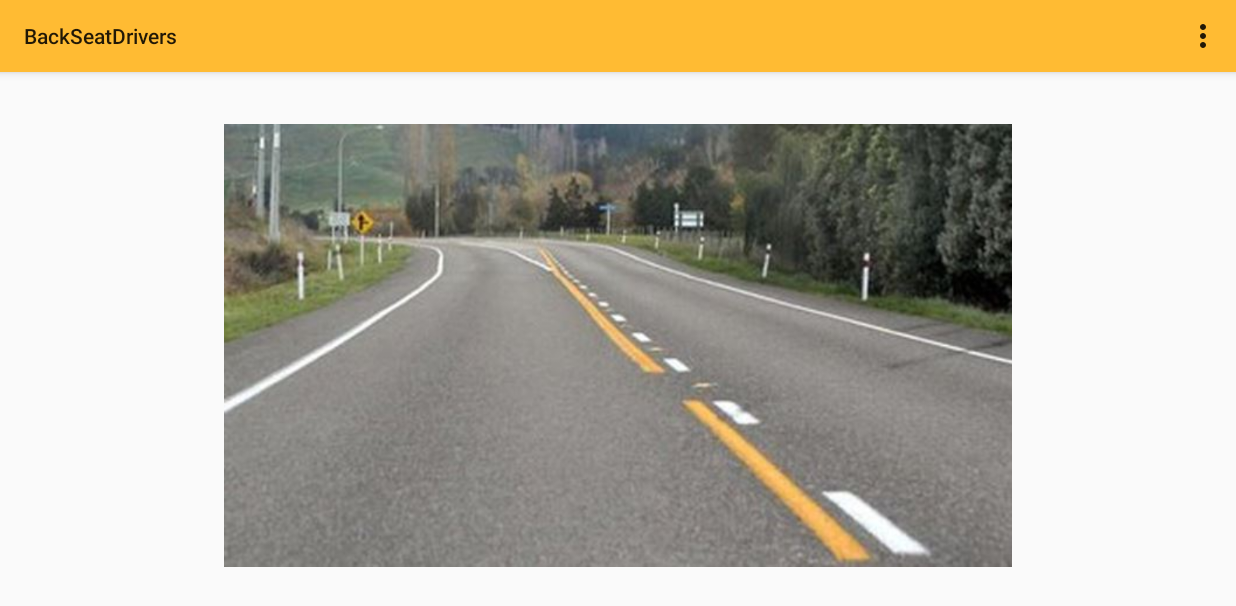
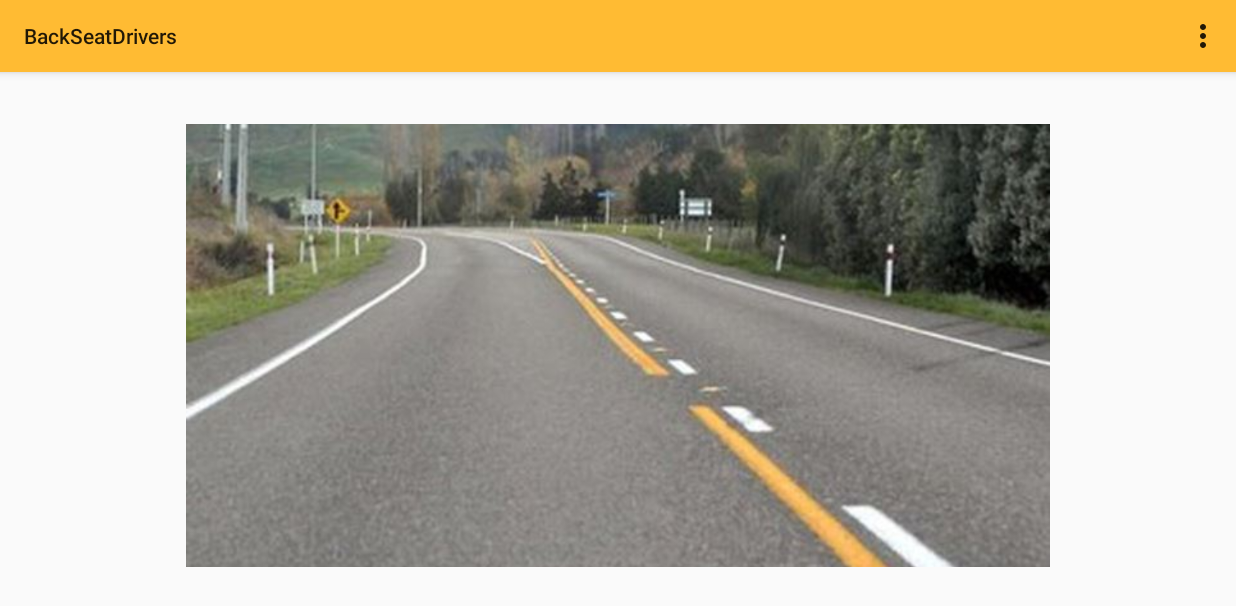
Before and after one commit to Scarabyte/SSW690-Project, an Android app: the DisplayStockImageActivity screen opened directly, with no data from a screen before it, on a phone screen of 824 x 412 dp (held sideways). Shown: the top 606 px of the screen. Run offline under Robolectric (Android 15) with nearby library versions, the phone set to English and light mode, and no system bars.

Commit message:
Fixed processed image size

```diff
--- a/src/opencv_proj/app/src/main/java/com/example/backseatdrivers/DisplayStockImageActivity.java
+++ b/src/opencv_proj/app/src/main/java/com/example/backseatdrivers/DisplayStockImageActivity.java
@@ -75,7 +75,7 @@ public class DisplayStockImageActivity extends AppCompatActivity {
                     Utils.matToBitmap(newImage, bmImage);
                     ImageView iv = findViewById(R.id.stock_image_view);
                     iv.setImageBitmap(bmImage);
-                    iv.setScaleType(ImageView.ScaleType.CENTER_INSIDE);
+                    iv.setScaleType(ImageView.ScaleType.CENTER_CROP);
                 }
                 return true;
         }
--- a/src/opencv_proj/app/src/main/res/layout/activity_display_stock_image.xml
+++ b/src/opencv_proj/app/src/main/res/layout/activity_display_stock_image.xml
@@ -31,9 +31,10 @@
         <ImageView
             android:id="@+id/stock_image_view"
             android:layout_width="0dp"
-            android:layout_height="wrap_content"
+            android:layout_height="match_parent"
             android:layout_weight="1"
             android:contentDescription="@string/stock_image"
+            android:scaleType="centerCrop"
             app:srcCompat="@drawable/single_lane_3" />
     </LinearLayout>
 </android.support.constraint.ConstraintLayout>
```
